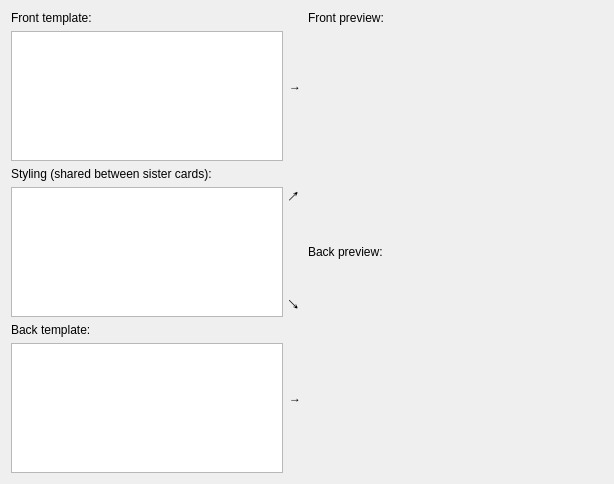
First picture: the form in mnemosyne/mnemosyne/pyqt_ui/edit_M_sided_card_template_wdgt.ui, repository mnemosyne-proj/mnemosyne, before the edit.
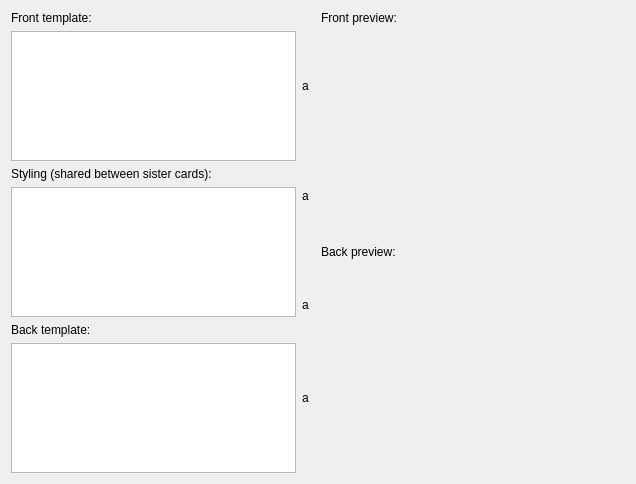
Second picture: the form after the edit. Custom widgets are drawn as their Qt base class.

What changed in the file:
```diff
--- a/mnemosyne/mnemosyne/pyqt_ui/edit_M_sided_card_template_wdgt.ui
+++ b/mnemosyne/mnemosyne/pyqt_ui/edit_M_sided_card_template_wdgt.ui
@@ -6,7 +6,7 @@
    <rect>
     <x>0</x>
     <y>0</y>
-    <width>614</width>
+    <width>636</width>
     <height>484</height>
    </rect>
   </property>
@@ -43,7 +43,7 @@
          <item row="0" column="1">
           <widget class="QLabel" name="label1_2">
            <property name="text">
-            <string>→</string>
+            <string>a</string>
            </property>
           </widget>
          </item>
@@ -82,7 +82,7 @@
            <item>
             <widget class="QLabel" name="labelc1">
              <property name="text">
-              <string>↗</string>
+              <string>a</string>
              </property>
             </widget>
            </item>
@@ -102,7 +102,7 @@
            <item>
             <widget class="QLabel" name="labelc2">
              <property name="text">
-              <string>↘</string>
+              <string>a</string>
              </property>
             </widget>
            </item>
@@ -141,7 +141,7 @@
          <item row="2" column="1">
           <widget class="QLabel" name="label1_3">
            <property name="text">
-            <string>→</string>
+            <string>a</string>
            </property>
           </widget>
          </item>
```
Left out of the diff: 3 changed lines with no effect on the pictures.
